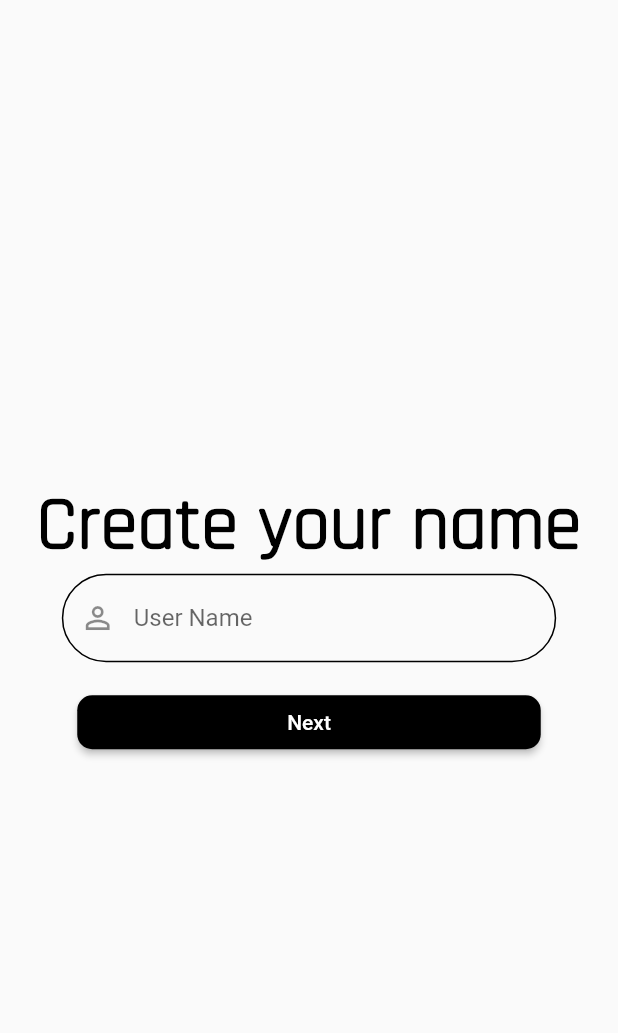
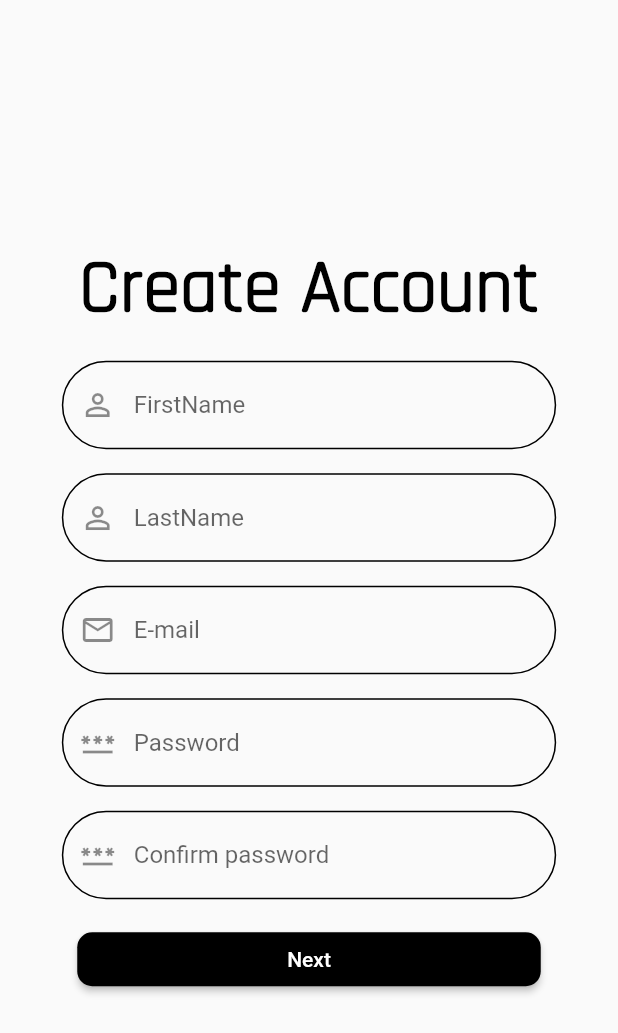
Before and after one commit to pimtidaN455/ProjectPhotoL, a Flutter app: the Start_Register screen opened directly, on a phone screen of 412 x 824 dp. Shown: the top 1033 px of the screen. Run offline on Flutter 3.47's test engine with Material 2 defaults, Android fonts, the phone set to English and light mode, and no system bars.

Commit message:
UdateLast

```diff
--- a/lib/Howto/sumlong.dart
+++ b/lib/Howto/sumlong.dart
@@ -51,7 +51,7 @@ class _HowtoWidgetState extends State<HowToUse2> {
                   },
                   child: ListTile(
                     title: Text(
-                      '1. Add subject',
+                      '1. Add Album',
                       style: TextStyle(
                         fontSize: 20,
                         color: Color.fromARGB(255, 0, 0, 0),
--- a/lib/Start/start.dart
+++ /dev/null
@@ -1,67 +0,0 @@
-import 'package:flutter/material.dart';
-import 'package:project_photo_learn/my_style.dart';
-
-class Start_Register extends StatefulWidget {
-  const Start_Register({Key? key}) : super(key: key);
-  @override
-  _StartRegisterState createState() => _StartRegisterState();
-}
-
-class _StartRegisterState extends State<Start_Register> {
-  late double screen;
-  @override
-  Widget build(BuildContext context) {
-    screen = MediaQuery.of(context).size.width;
-    return Scaffold(
-        body: Center(
-      child: Column(
-        mainAxisSize: MainAxisSize.min,
-        children: [
-          Text(
-            'Create your name',
-            style: TextStyle(
-              fontSize: 50,
-              color: Color.fromARGB(255, 0, 0, 0),
-              fontWeight: FontWeight.bold,
-              //fontStyle: FontStyle.normal,
-              fontFamily: 'Rajdhani',
-            ),
-          ),
-          NameUser(),
-          NextToHome(),
-        ],
-      ),
-    ));
-  }
-
-  Container NextToHome() {
-    return Container(
-      margin: EdgeInsets.only(top: 16),
-      width: screen * 0.75,
-      child: ElevatedButton(
-        onPressed: () {},
-        child: Text('Next'),
-        style: ElevatedButton.styleFrom(
-            primary: MyStyle().darkColor,
-            shape: RoundedRectangleBorder(
-                borderRadius: BorderRadius.circular(10))),
-      ),
-    );
-  }
-
-  Container NameUser() {
-    return Container(
-      // margin: EdgeInsets.only(top: 16),
-      width: screen * 0.8,
-      child: TextField(
-        decoration: InputDecoration(
-            hintText: 'User Name',
-            prefixIcon: Icon(Icons.perm_identity),
-            enabledBorder:
-                OutlineInputBorder(borderRadius: BorderRadius.circular(30)),
-            focusedBorder:
-                OutlineInputBorder(borderRadius: BorderRadius.circular(30))),
-      ),
-    );
-  }
-}
--- /dev/null
+++ b/lib/Start/start_register.dart
@@ -0,0 +1,135 @@
+import 'package:flutter/material.dart';
+import 'package:project_photo_learn/my_style.dart';
+
+class Start_Register extends StatefulWidget {
+  const Start_Register({Key? key}) : super(key: key);
+  @override
+  _StartRegisterState createState() => _StartRegisterState();
+}
+
+class _StartRegisterState extends State<Start_Register> {
+  late double screen;
+  @override
+  Widget build(BuildContext context) {
+    screen = MediaQuery.of(context).size.width;
+    return Scaffold(
+        body: Center(
+      child: Column(
+        mainAxisSize: MainAxisSize.min,
+        children: [
+          Text(
+            'Create Account',
+            style: TextStyle(
+              fontSize: 50,
+              color: Color.fromARGB(255, 0, 0, 0),
+              fontWeight: FontWeight.bold,
+              //fontStyle: FontStyle.normal,
+              fontFamily: 'Rajdhani',
+            ),
+          ),
+          FirstName(),
+          LastName(),
+          Emailre(),
+          PassWordre(),
+          conFP(),
+          NextToHome(),
+        ],
+      ),
+    ));
+  }
+
+  Container NextToHome() {
+    return Container(
+      margin: EdgeInsets.only(top: 16),
+      width: screen * 0.75,
+      child: ElevatedButton(
+        onPressed: () {},
+        child: Text('Next'),
+        style: ElevatedButton.styleFrom(
+            primary: MyStyle().darkColor,
+            shape: RoundedRectangleBorder(
+                borderRadius: BorderRadius.circular(10))),
+      ),
+    );
+  }
+
+  Container FirstName() {
+    return Container(
+      margin: EdgeInsets.only(top: 16),
+      width: screen * 0.8,
+      child: TextFormField(
+        decoration: InputDecoration(
+            hintText: 'FirstName',
+            prefixIcon: Icon(Icons.perm_identity),
+            enabledBorder:
+                OutlineInputBorder(borderRadius: BorderRadius.circular(30)),
+            focusedBorder:
+                OutlineInputBorder(borderRadius: BorderRadius.circular(30))),
+      ),
+    );
+  }
+
+  Container LastName() {
+    return Container(
+      margin: EdgeInsets.only(top: 16),
+      width: screen * 0.8,
+      child: TextFormField(
+        decoration: InputDecoration(
+            hintText: 'LastName',
+            prefixIcon: Icon(Icons.perm_identity),
+            enabledBorder:
+                OutlineInputBorder(borderRadius: BorderRadius.circular(30)),
+            focusedBorder:
+                OutlineInputBorder(borderRadius: BorderRadius.circular(30))),
+      ),
+    );
+  }
+
+  Container Emailre() {
+    return Container(
+      margin: EdgeInsets.only(top: 16),
+      width: screen * 0.8,
+      child: TextFormField(
+        decoration: InputDecoration(
+            hintText: 'E-mail',
+            prefixIcon: Icon(Icons.email_outlined),
+            enabledBorder:
+                OutlineInputBorder(borderRadius: BorderRadius.circular(30)),
+            focusedBorder:
+                OutlineInputBorder(borderRadius: BorderRadius.circular(30))),
+      ),
+    );
+  }
+
+  Container PassWordre() {
+    return Container(
+      margin: EdgeInsets.only(top: 16),
+      width: screen * 0.8,
+      child: TextFormField(
+        decoration: InputDecoration(
+            hintText: 'Password',
+            prefixIcon: Icon(Icons.password),
+            enabledBorder:
+                OutlineInputBorder(borderRadius: BorderRadius.circular(30)),
+            focusedBorder:
+                OutlineInputBorder(borderRadius: BorderRadius.circular(30))),
+      ),
+    );
+  }
+
+  Container conFP() {
+    return Container(
+      margin: EdgeInsets.only(top: 16),
+      width: screen * 0.8,
+      child: TextFormField(
+        decoration: InputDecoration(
+            hintText: 'Confirm password',
+            prefixIcon: Icon(Icons.password),
+            enabledBorder:
+                OutlineInputBorder(borderRadius: BorderRadius.circular(30)),
+            focusedBorder:
+                OutlineInputBorder(borderRadius: BorderRadius.circular(30))),
+      ),
+    );
+  }
+}
```
Also changed, not shown: lib/Start/start_login.dart (added, +129 -0 lines), lib/main.dart (+69 -24 lines).
